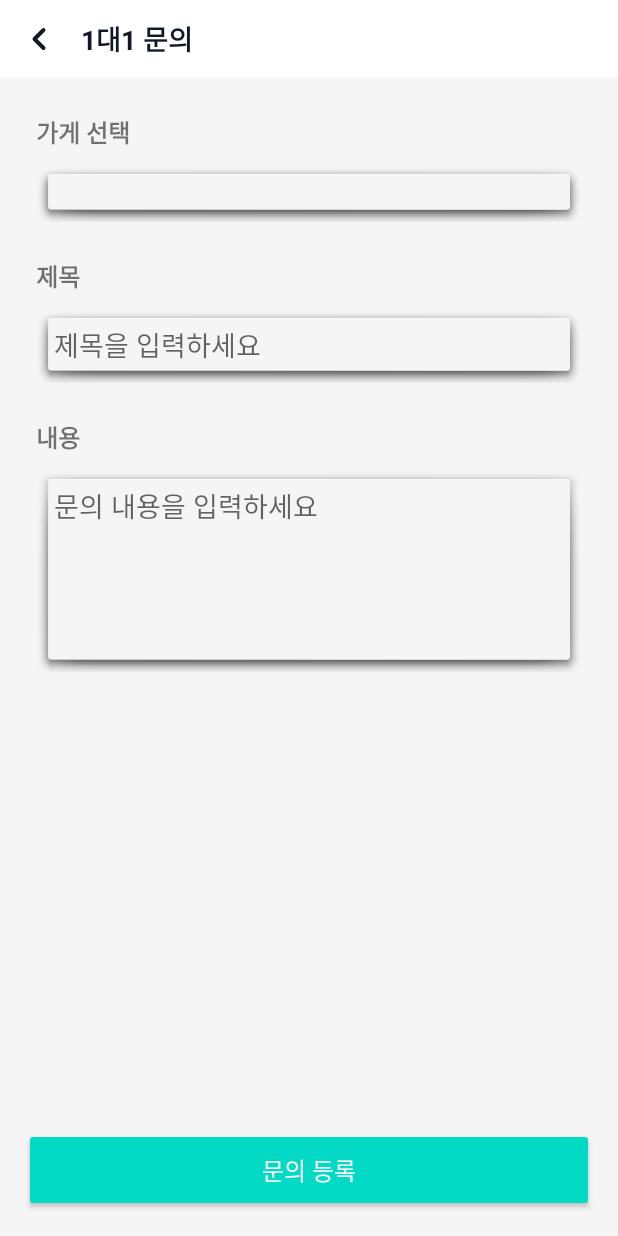
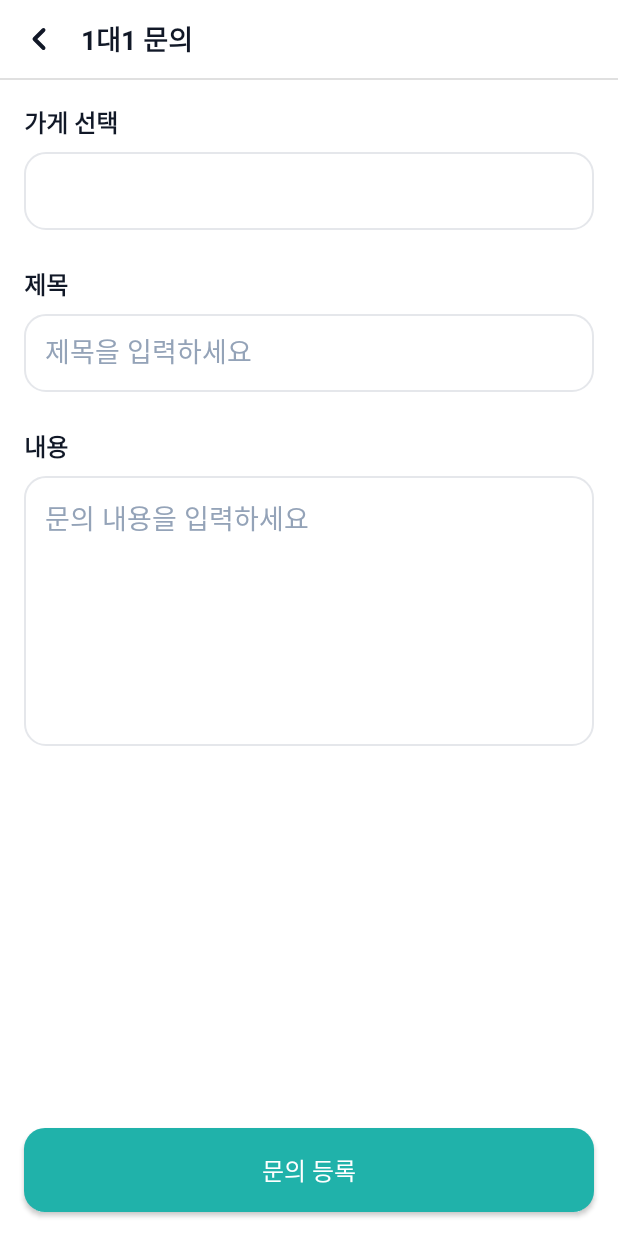
Before and after one commit to Ranunculus2165/mobile, an Android app: the CreateSupportTicketActivity screen opened directly, with no data from a screen before it, on a phone screen of 412 x 824 dp. Run offline under Robolectric (Android 15) with nearby library versions, the phone set to English and light mode, and no system bars; libraries missing offline, so code that uses them is left out: net.openid.appauth; 15 statements that could not run were skipped.

Commit message:
[UPDATE] 문의 작성 페이지 디자인 수정

```diff
--- /dev/null
+++ b/mobile/app/src/main/res/drawable/bg_input_field.xml
@@ -0,0 +1,8 @@
+<?xml version="1.0" encoding="utf-8"?>
+<shape xmlns:android="http://schemas.android.com/apk/res/android">
+    <solid android:color="#FFFFFF" />
+    <stroke
+        android:width="1dp"
+        android:color="#E5E7EB" />
+    <corners android:radius="14dp" />
+</shape>
--- a/mobile/app/src/main/res/layout/activity_create_support_ticket.xml
+++ b/mobile/app/src/main/res/layout/activity_create_support_ticket.xml
@@ -3,7 +3,7 @@
     xmlns:app="http://schemas.android.com/apk/res-auto"
     android:layout_width="match_parent"
     android:layout_height="match_parent"
-    android:background="#F5F5F5">
+    android:background="#FFFFFF">
 
     <!-- 상단 바 -->
     <LinearLayout
@@ -41,12 +41,22 @@
             android:paddingStart="8dp" />
     </LinearLayout>
 
+    <!-- 구분선 -->
+    <View
+        android:id="@+id/dividerTop"
+        android:layout_width="0dp"
+        android:layout_height="1dp"
+        android:background="#E0E0E0"
+        app:layout_constraintTop_toBottomOf="@id/llTopBar"
+        app:layout_constraintStart_toStartOf="parent"
+        app:layout_constraintEnd_toEndOf="parent" />
+
     <!-- 스크롤 가능한 내용 -->
     <androidx.core.widget.NestedScrollView
         android:layout_width="0dp"
         android:layout_height="0dp"
         android:fillViewport="true"
-        app:layout_constraintTop_toBottomOf="@id/llTopBar"
+        app:layout_constraintTop_toBottomOf="@id/dividerTop"
         app:layout_constraintBottom_toTopOf="@id/btnSubmit"
         app:layout_constraintStart_toStartOf="parent"
         app:layout_constraintEnd_toEndOf="parent">
@@ -55,7 +65,7 @@
             android:layout_width="match_parent"
             android:layout_height="wrap_content"
             android:orientation="vertical"
-            android:padding="24dp">
+            android:padding="16dp">
 
             <!-- 가게 선택 -->
             <TextView
@@ -64,14 +74,16 @@
                 android:text="가게 선택"
                 android:textSize="16sp"
                 android:textStyle="bold"
+                android:textColor="#111827"
                 android:layout_marginBottom="8dp" />
 
             <Spinner
                 android:id="@+id/spinnerStore"
                 android:layout_width="match_parent"
-                android:layout_height="wrap_content"
-                android:padding="12dp"
-                android:background="@android:drawable/dialog_holo_light_frame"
+                android:layout_height="52dp"
+                android:background="@drawable/bg_input_field"
+                android:paddingHorizontal="14dp"
+                android:paddingVertical="14dp"
                 android:layout_marginBottom="24dp" />
 
             <!-- 제목 -->
@@ -81,15 +93,19 @@
                 android:text="제목"
                 android:textSize="16sp"
                 android:textStyle="bold"
+                android:textColor="#111827"
                 android:layout_marginBottom="8dp" />
 
             <EditText
                 android:id="@+id/etTitle"
                 android:layout_width="match_parent"
-                android:layout_height="wrap_content"
+                android:layout_height="52dp"
                 android:hint="제목을 입력하세요"
-                android:padding="12dp"
-                android:background="@android:drawable/dialog_holo_light_frame"
+                android:textColor="#111827"
+                android:textColorHint="#94A3B8"
+                android:paddingHorizontal="14dp"
+                android:paddingVertical="14dp"
+                android:background="@drawable/bg_input_field"
                 android:inputType="text"
                 android:maxLines="1"
                 android:layout_marginBottom="24dp" />
@@ -101,17 +117,21 @@
                 android:text="내용"
                 android:textSize="16sp"
                 android:textStyle="bold"
+                android:textColor="#111827"
                 android:layout_marginBottom="8dp" />
 
             <EditText
                 android:id="@+id/etMessage"
                 android:layout_width="match_parent"
-                android:layout_height="wrap_content"
+                android:layout_height="180dp"
                 android:hint="문의 내용을 입력하세요"
-                android:padding="12dp"
-                android:background="@android:drawable/dialog_holo_light_frame"
+                android:textColor="#111827"
+                android:textColorHint="#94A3B8"
+                android:paddingHorizontal="14dp"
+                android:paddingVertical="14dp"
+                android:background="@drawable/bg_input_field"
                 android:inputType="textMultiLine"
-                android:minLines="5"
+                android:minLines="6"
                 android:gravity="top|start"
                 android:scrollbars="vertical" />
 
@@ -122,11 +142,11 @@
     <Button
         android:id="@+id/btnSubmit"
         android:layout_width="0dp"
-        android:layout_height="wrap_content"
+        android:layout_height="56dp"
         android:text="문의 등록"
         android:textColor="#FFFFFF"
-        android:backgroundTint="#03DAC5"
-        android:padding="16dp"
+        android:background="@drawable/bg_teal_rounded_14"
+        android:padding="12dp"
         android:layout_margin="16dp"
         android:textSize="16sp"
         app:layout_constraintBottom_toBottomOf="parent"
```
